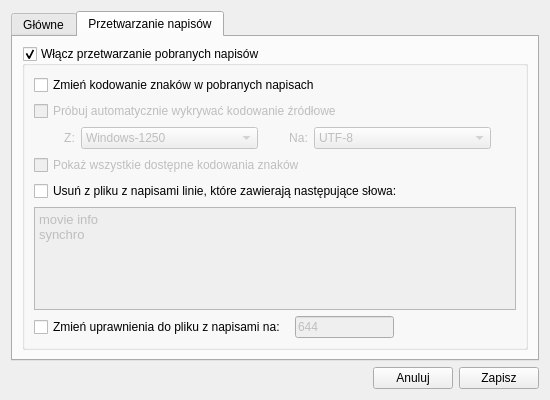
Before: the Qt Designer form ui/frmoptions.ui in QNapi/qnapi, drawn with Qt 5.
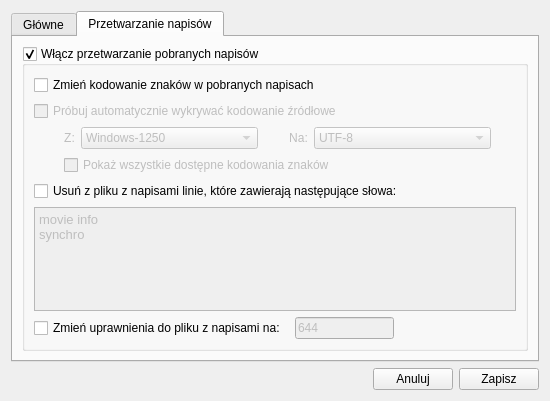
After: the same form once the commit is applied. The open tabs and pages were chosen to show the change. Icons and pictures are not drawn.

Commit message: CheckBox "Pokaz wszystkie kodowania..." wciete

The edit to the form file:
```diff
--- a/ui/frmoptions.ui
+++ b/ui/frmoptions.ui
@@ -6,7 +6,7 @@
     <x>0</x>
     <y>0</y>
     <width>550</width>
-    <height>400</height>
+    <height>401</height>
    </rect>
   </property>
   <property name="windowTitle" >
@@ -167,7 +167,7 @@
         <x>0</x>
         <y>0</y>
         <width>530</width>
-        <height>316</height>
+        <height>317</height>
        </rect>
       </property>
       <attribute name="title" >
@@ -333,6 +333,27 @@
            </layout>
           </item>
           <item>
+           <layout class="QHBoxLayout" name="horizontalLayout" >
+            <property name="topMargin" >
+             <number>0</number>
+            </property>
+            <item>
+             <spacer name="horizontalSpacer" >
+              <property name="orientation" >
+               <enum>Qt::Horizontal</enum>
+              </property>
+              <property name="sizeType" >
+               <enum>QSizePolicy::Fixed</enum>
+              </property>
+              <property name="sizeHint" stdset="0" >
+               <size>
+                <width>30</width>
+                <height>20</height>
+               </size>
+              </property>
+             </spacer>
+            </item>
+            <item>
            <widget class="QCheckBox" name="cbShowAllEncodings" >
             <property name="enabled" >
              <bool>false</bool>
@@ -342,6 +363,8 @@
             </property>
            </widget>
           </item>
+           </layout>
+          </item>
           <item>
            <widget class="QCheckBox" name="cbRemoveLines" >
             <property name="text" >
```
Left out of the diff: 5 changed lines with no effect on the pictures. Lines whose indentation alone changed are shown as unchanged.
